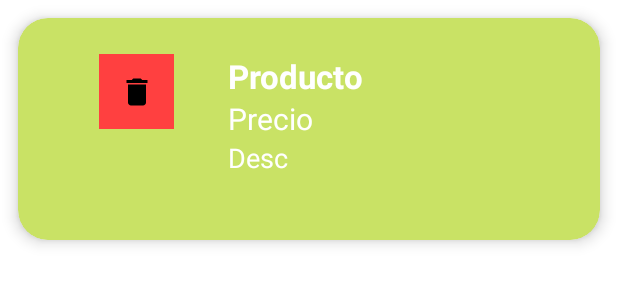
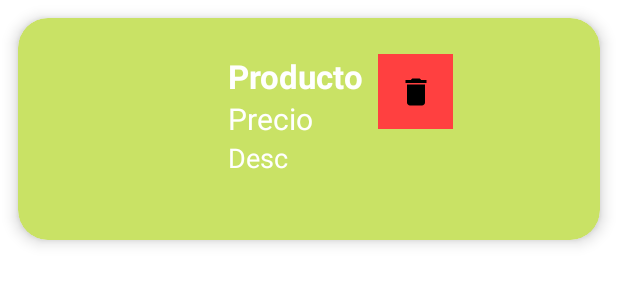
Before and after one commit to Yeferson-Quevedo/MisionTic, an Android app: the layout card_view_compras.xml on its own in the app's theme, with its tools: preview values and no code run, on a phone screen of 412 x 824 dp. Shown: the top 300 px of the screen. Run offline under Robolectric (Android 15) with nearby library versions, the phone set to English and light mode, and no system bars.

Commit message:
borrando se muestra correctamente

```diff
--- a/app/src/main/java/com/example/latinshopapp/view/ui/activities/adapter/ComprasAdapter.kt
+++ b/app/src/main/java/com/example/latinshopapp/view/ui/activities/adapter/ComprasAdapter.kt
@@ -10,7 +10,6 @@ import androidx.recyclerview.widget.RecyclerView
 //import com.google.firebase.database.core.Context
 import android.content.Context
 import com.example.latinshopapp.view.ui.activities.model.compras
-import com.example.latinshopapp.view.ui.activities.model.productos
 import com.squareup.picasso.Picasso
 
 class ComprasAdapter(private val context: Context, var clickListener: onComprasItemClickListener): RecyclerView.Adapter<ComprasAdapter.ViewHolder>() {
@@ -32,7 +31,7 @@ class ComprasAdapter(private val context: Context, var clickListener: onComprasI
             itemView.findViewById<TextView>(R.id.precio).text=producto.precio
             //itemView.findViewById<TextView>(R.id.desc).text=producto.descripcion
             Picasso.with(context).load(producto.image).into(itemView.findViewById<ImageView>(R.id.image))
-            val btndelete=itemView.findViewById<ImageView>(R.id.delete)
+            val btndelete=itemView.findViewById<ImageView>(R.id.carrito_delete)
             btndelete.setOnClickListener{
                 action.onItemClick(producto, adapterPosition)
             }
--- a/app/src/main/res/layout/card_view_compras.xml
+++ b/app/src/main/res/layout/card_view_compras.xml
@@ -71,11 +71,13 @@
             >
         </TextView>
         <ImageButton
-            android:id="@+id/delete"
+
+            android:id="@+id/carrito_delete"
             android:layout_width="50dp"
             android:layout_height="50dp"
-            android:layout_marginLeft="30dp"
-            android:layout_toRightOf="@id/title"
+            android:layout_marginLeft="10dp"
+            android:layout_toRightOf="@id/titles"
+
             android:src="@drawable/ic_baseline_delete_24"
             android:background="@color/red">
         </ImageButton>
```
Also changed, not shown: app/src/main/java/com/example/latinshopapp/view/ui/activities/fragments/CarritoFragment.kt (+3 -11 lines), 57 other files.
